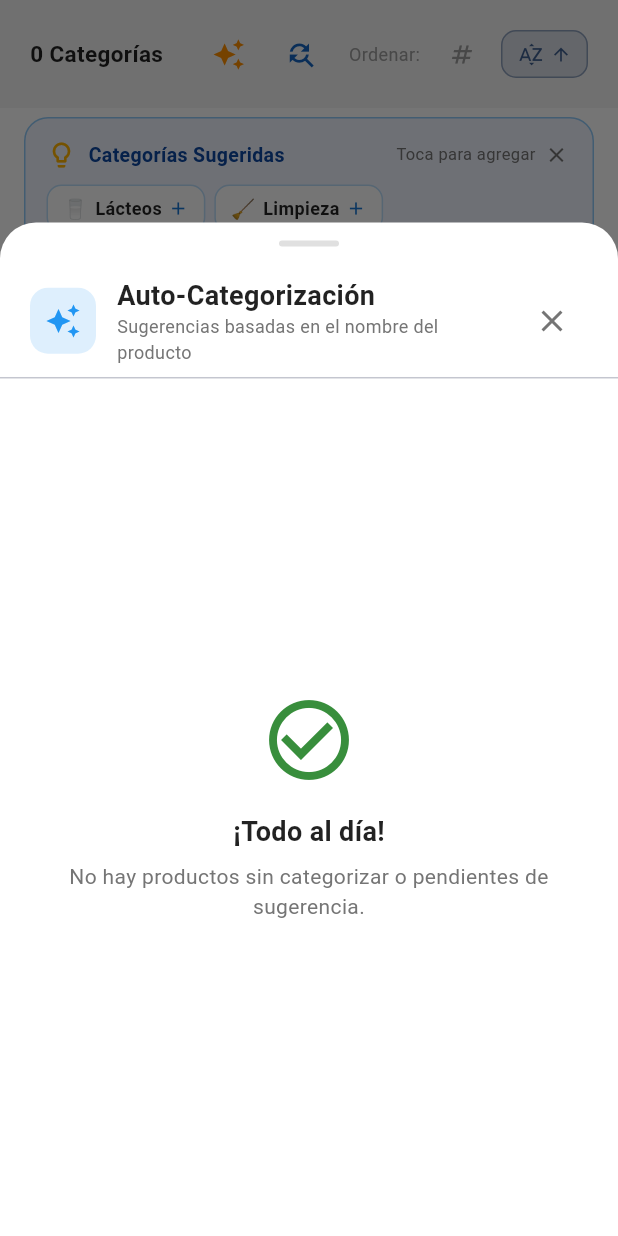
After one commit to jader00321/mochilalista-app, a Flutter app: the CategoriesTab screen opened directly, after a tap on the "auto awesome" icon, on a phone screen of 412 x 824 dp. The commit adds this screen. Run offline on Flutter 3.47's test engine with Material 3 defaults, Android fonts, the phone set to English and light mode, and no system bars; our stand-ins replace connectivity_plus, device_info_plus, file_picker, fl_chart, flutter_dotenv, flutter_local_notifications and 14 more; missing offline and left inert: blue_thermal_printer, gal, googleai_dart, mobile_scanner, multi_split_view, workmanager; accounts and stored records are empty.

Commit message:
feat(fase-5): servicio y modal de auto-categorizacion inteligente de productos (Tarea 5.3)

```diff
--- a/app_movil/lib/features/catalog/screens/tabs/categories_tab.dart
+++ b/app_movil/lib/features/catalog/screens/tabs/categories_tab.dart
@@ -9,6 +9,7 @@ import 'package:app_movil/core/widgets/sortable_toolbar.dart';
 import 'package:app_movil/core/widgets/custom_snackbar.dart';
 import 'package:app_movil/core/widgets/duplicate_warning_dialog.dart';
 import 'package:app_movil/core/widgets/duplicate_merge_modal.dart';
+import 'package:app_movil/features/catalog/widgets/auto_categorization_modal.dart';
 
 class CategoriesTab extends StatefulWidget {
   const CategoriesTab({super.key});
@@ -359,7 +360,22 @@ class _CategoriesTabState extends State<CategoriesTab> {
                 currentSort: provider.catSort,
                 isAscending: provider.catAsc,
                 onSortChanged: (type) => provider.sortCategories(type),
-                trailing: !isGuest ? IconButton(
+                trailing: !isGuest ? Row(
+                  mainAxisSize: MainAxisSize.min,
+                  children: [
+                    IconButton(
+                      icon: Icon(
+                        Icons.auto_awesome,
+                        color: isDark ? Colors.amber[300] : Colors.amber[800],
+                        size: 22,
+                      ),
+                      tooltip: 'Auto-categorizar Productos',
+                      onPressed: () => AutoCategorizationModal.show(
+                        context,
+                        isDark: isDark,
+                      ),
+                    ),
+                    IconButton(
                       icon: Icon(
                         Icons.find_replace,
                         color: isDark ? Colors.blue[300] : Colors.blue[800],
@@ -371,6 +387,8 @@ class _CategoriesTabState extends State<CategoriesTab> {
                         type: MergeEntityType.category,
                         isDark: isDark,
                       ),
+                    ),
+                  ],
                 ) : null,
               ),
 
--- /dev/null
+++ b/app_movil/lib/features/catalog/services/auto_categorization_service.dart
@@ -0,0 +1,193 @@
+import 'package:app_movil/core/database/local_db.dart';
+import 'package:app_movil/features/catalog/models/category_model.dart';
+import 'package:app_movil/features/catalog/providers/inventory_provider.dart';
+
+class ProductCategorySuggestion {
+  final int productId;
+  final String productName;
+  final String currentCategoryName;
+  final String suggestedCategoryName;
+  Category? matchedCategory;
+  bool selected;
+
+  ProductCategorySuggestion({
+    required this.productId,
+    required this.productName,
+    required this.currentCategoryName,
+    required this.suggestedCategoryName,
+    this.matchedCategory,
+    this.selected = true,
+  });
+}
+
+class AutoCategorizationService {
+  static const Map<String, List<String>> categoryKeywords = {
+    'Lácteos': [
+      'leche', 'yogur', 'yogurt', 'queso', 'mantequilla', 'manjar', 'crema de leche',
+      'gloria', 'laive', 'pura vida', 'bonle', 'danlac', 'ideal', 'condensada',
+    ],
+    'Limpieza': [
+      'detergente', 'lejia', 'lejía', 'jabon', 'jabón', 'lavavajilla', 'ayudin', 'ayudín',
+      'cloro', 'desinfectante', 'poett', 'suavizante', 'ariel', 'ace', 'bolivar', 'bolívar',
+      'sapolio', 'patito', 'clorox', 'esponja', 'fibra', 'trapeador', 'ambientador',
+    ],
+    'Cuidado Personal': [
+      'shampoo', 'champu', 'champú', 'acondicionador', 'desodorante', 'pasta dental',
+      'kolynos', 'colgate', 'toalla higienica', 'toalla higiénica', 'prestobarba',
+      'crema dental', 'nivea', 'rexona', 'pantene', 'sedal', 'head & shoulders',
+      'h&s', 'hys', 'protector', 'enjuague', 'algodon', 'algodón', 'papel higienico', 'papel higiénico',
+      'huggies', 'pampers', 'pañal', 'pañales', 'talco',
+    ],
+    'Golosinas y Snacks': [
+      'galleta', 'chocolate', 'caramelo', 'chupetin', 'chupetín', 'sublime', 'princesa',
+      'margarita', 'morocha', 'coronita', 'oreo', 'casino', 'chizitos', 'papas lays',
+      'lays', 'piqueo', 'doritos', 'wafer', 'cuacua', 'cua cua', 'doña pepa',
+      'chicle', 'bombom', 'marshmallow', 'gomitas', 'tentacion', 'tentación', 'snack',
+    ],
+    'Bebidas': [
+      'gaseosa', 'agua', 'jugo', 'rehidratante', 'nectar', 'néctar', 'inca kola',
+      'coca cola', 'fanta', 'sprite', 'san mateo', 'cielo', 'pulp', 'frugos',
+      'gatorade', 'sporade', 'cerveza', 'pisco', 'vino', 'energizante', 'volt',
+      'red bull', 'monster', 'san luis', 'aguafiel',
+    ],
+    'Útiles Escolares': [
+      'cuaderno', 'lapicero', 'lapiz', 'lápiz', 'borrador', 'tajador', 'regla',
+      'tijera', 'plumon', 'plumón', 'colores', 'cartulina', 'papel bond', 'goma',
+      'silicona', 'archivador', 'folder', 'fólder', 'cartuchera', 'plastilina',
+      'vinifan', 'standford', 'faber castell', 'pilot', 'artesco', 'atlas',
+      'compas', 'compás', 'tempera', 'témpera', 'resaltador', 'corrector',
+    ],
+    'Abarrotes y Despensa': [
+      'atun', 'atún', 'conserva', 'sardina', 'fideo', 'fideos', 'arroz', 'azucar',
+      'azúcar', 'aceite', 'sal', 'menestra', 'lenteja', 'frejol', 'fréjol',
+      'avena', 'salsa de tomate', 'don victorio', 'molitalia', 'primor', 'fanny',
+      'florida', 'dona victorio', 'costeño', 'paisana', 'quaker', 'maicena', 'vinagre',
+    ],
+    'Panadería': [
+      'pan', 'tostada', 'bizcocho', 'queque', 'chancay', 'paneton', 'panetón',
+      'bimbo', 'union', 'unión', 'kekito',
+    ],
+  };
+
+  /// Analiza el nombre de un producto y sugiere una categoría
+  static String? suggestCategoryName(String productName) {
+    if (productName.trim().isEmpty) return null;
+    final lower = productName.toLowerCase();
+
+    for (var entry in categoryKeywords.entries) {
+      for (var kw in entry.value) {
+        final regex = RegExp(r'\b' + RegExp.escape(kw) + r'\b', caseSensitive: false);
+        if (regex.hasMatch(lower) || lower.contains(kw)) {
+          return entry.key;
+        }
+      }
+    }
+    return null;
+  }
+
+  /// Empareja la categoría sugerida con las categorías existentes
+  static Category? matchExistingCategory(String suggestedCatName, List<Category> existing) {
+    final lowerSuggested = suggestedCatName.toLowerCase().trim();
+    for (var cat in existing) {
+      final catLower = cat.nombre.toLowerCase().trim();
+      if (catLower == lowerSuggested ||
+          catLower.contains(lowerSuggested) ||
+          lowerSuggested.contains(catLower)) {
+        return cat;
+      }
+    }
+    return null;
+  }
+
+  /// Obtiene los productos con sugerencias inteligentes para un negocio
+  static Future<List<ProductCategorySuggestion>> getSuggestionsForBusiness(
+    int negocioId,
+    List<Category> existingCategories,
+  ) async {
+    final db = await LocalDatabase.instance.database;
+    final rows = await db.rawQuery('''
+      SELECT p.id, p.nombre, p.categoria_id, c.nombre as categoria_actual
+      FROM productos p
+      LEFT JOIN categorias c ON p.categoria_id = c.id
+      WHERE p.negocio_id = ?
+      ORDER BY p.nombre ASC
+    ''', [negocioId]);
+
+    final List<ProductCategorySuggestion> suggestions = [];
+
+    for (var row in rows) {
+      final pId = row['id'] as int;
+      final pName = row['nombre'] as String;
+      final currentCatName = row['categoria_actual'] as String?;
+
+      final suggestedCatName = suggestCategoryName(pName);
+      if (suggestedCatName != null) {
+        final isDifferent = currentCatName == null ||
+            currentCatName.toLowerCase().trim() != suggestedCatName.toLowerCase().trim();
+
+        if (isDifferent) {
+          final matchedCat = matchExistingCategory(suggestedCatName, existingCategories);
+          suggestions.add(ProductCategorySuggestion(
+            productId: pId,
+            productName: pName,
+            currentCategoryName: currentCatName ?? 'Sin categoría',
+            suggestedCategoryName: suggestedCatName,
+            matchedCategory: matchedCat,
+          ));
+        }
+      }
+    }
+
+    return suggestions;
+  }
+
+  /// Aplica las sugerencias seleccionadas. Crea categorías que no existan si es necesario.
+  static Future<int> applySuggestions(
+    List<ProductCategorySuggestion> approvedSuggestions,
+    InventoryProvider provider,
+  ) async {
+    if (approvedSuggestions.isEmpty) return 0;
+    final db = await LocalDatabase.instance.database;
+    int updatedCount = 0;
+
+    // 1. Asegurar que todas las categorías sugeridas existan
+    final Map<String, int> categoryNameToId = {};
+    for (var cat in provider.categories) {
+      categoryNameToId[cat.nombre.toLowerCase().trim()] = cat.id;
+    }
+
+    for (var s in approvedSuggestions) {
+      if (!s.selected) continue;
+      final key = s.suggestedCategoryName.toLowerCase().trim();
+      if (!categoryNameToId.containsKey(key)) {
+        final newId = await provider.createCategory(s.suggestedCategoryName);
+        if (newId != null) {
+          categoryNameToId[key] = newId;
+        }
+      }
+    }
+
+    // 2. Aplicar la actualización en la BD
+    await db.transaction((txn) async {
+      for (var s in approvedSuggestions) {
+        if (!s.selected) continue;
+        final key = s.suggestedCategoryName.toLowerCase().trim();
+        final targetCatId = categoryNameToId[key] ?? s.matchedCategory?.id;
+        if (targetCatId != null) {
+          await txn.update(
+            'productos',
+            {'categoria_id': targetCatId},
+            where: 'id = ?',
+            whereArgs: [s.productId],
+          );
+          updatedCount++;
+        }
+      }
+    });
+
+    // 3. Recargar inventario para reflejar cambios
+    await provider.loadInventory(reset: true);
+
+    return updatedCount;
+  }
+}
--- /dev/null
+++ b/app_movil/lib/features/catalog/widgets/auto_categorization_modal.dart
@@ -0,0 +1,355 @@
+import 'package:flutter/material.dart';
+import 'package:provider/provider.dart';
+import 'package:app_movil/core/providers/auth_provider.dart';
+import 'package:app_movil/features/catalog/providers/inventory_provider.dart';
+import 'package:app_movil/features/catalog/services/auto_categorization_service.dart';
+import 'package:app_movil/core/widgets/custom_snackbar.dart';
+
+class AutoCategorizationModal extends StatefulWidget {
+  final bool isDark;
+
+  const AutoCategorizationModal({super.key, required this.isDark});
+
+  static Future<void> show(BuildContext context, {required bool isDark}) {
+    return showModalBottomSheet(
+      context: context,
+      isScrollControlled: true,
+      backgroundColor: Colors.transparent,
+      builder: (_) => AutoCategorizationModal(isDark: isDark),
+    );
+  }
+
+  @override
+  State<AutoCategorizationModal> createState() => _AutoCategorizationModalState();
+}
+
+class _AutoCategorizationModalState extends State<AutoCategorizationModal> {
+  bool _isLoading = true;
+  bool _isSaving = false;
+  List<ProductCategorySuggestion> _suggestions = [];
+
+  @override
+  void initState() {
+    super.initState();
+    _loadSuggestions();
+  }
+
+  Future<void> _loadSuggestions() async {
+    final auth = Provider.of<AuthProvider>(context, listen: false);
+    final invProv = Provider.of<InventoryProvider>(context, listen: false);
+    final businessId = auth.activeBusinessId;
+
+    if (businessId == null) {
+      if (mounted) setState(() => _isLoading = false);
+      return;
+    }
+
+    final results = await AutoCategorizationService.getSuggestionsForBusiness(
+      businessId,
+      invProv.categories,
+    );
+
+    if (mounted) {
+      setState(() {
+        _suggestions = results;
+        _isLoading = false;
+      });
+    }
+  }
+
+  Future<void> _apply() async {
+    final selected = _suggestions.where((s) => s.selected).toList();
+    if (selected.isEmpty) return;
+
+    setState(() => _isSaving = true);
+    final invProv = Provider.of<InventoryProvider>(context, listen: false);
+
+    final count = await AutoCategorizationService.applySuggestions(
+      selected,
+      invProv,
+    );
+
+    if (mounted) {
+      Navigator.pop(context);
+      CustomSnackBar.show(
+        context,
+        message: "¡Listo! Se categorizaron $count productos exitosamente.",
+        isError: false,
+      );
+    }
+  }
+
+  @override
+  Widget build(BuildContext context) {
+    final textColor = widget.isDark ? Colors.white : Colors.black87;
+    final cardBg = widget.isDark ? const Color(0xFF1E2235) : Colors.white;
+    final selectedCount = _suggestions.where((s) => s.selected).length;
+
+    return Container(
+      height: MediaQuery.of(context).size.height * 0.82,
+      decoration: BoxDecoration(
+        color: cardBg,
+        borderRadius: const BorderRadius.vertical(top: Radius.circular(24)),
+      ),
+      child: Column(
+        children: [
+          // Drag handle
+          Container(
+            width: 40,
+            height: 4,
+            margin: const EdgeInsets.symmetric(vertical: 12),
+            decoration: BoxDecoration(
+              color: widget.isDark ? Colors.white24 : Colors.grey[300],
+              borderRadius: BorderRadius.circular(2),
+            ),
+          ),
+
+          // Header
+          Padding(
+            padding: const EdgeInsets.symmetric(horizontal: 20, vertical: 8),
+            child: Row(
+              children: [
+                Container(
+                  padding: const EdgeInsets.all(10),
+                  decoration: BoxDecoration(
+                    color: Colors.blue.withValues(alpha: 0.15),
+                    borderRadius: BorderRadius.circular(12),
+                  ),
+                  child: const Icon(Icons.auto_awesome, color: Colors.blue, size: 24),
+                ),
+                const SizedBox(width: 14),
+                Expanded(
+                  child: Column(
+                    crossAxisAlignment: CrossAxisAlignment.start,
+                    children: [
+                      Text(
+                        "Auto-Categorización",
+                        style: TextStyle(
+                          fontSize: 18,
+                          fontWeight: FontWeight.bold,
+                          color: textColor,
+                        ),
+                      ),
+                      Text(
+                        "Sugerencias basadas en el nombre del producto",
+                        style: TextStyle(
+                          fontSize: 12,
+                          color: widget.isDark ? Colors.grey[400] : Colors.grey[600],
+                        ),
+                      ),
+                    ],
+                  ),
+                ),
+                IconButton(
+                  icon: const Icon(Icons.close),
+                  onPressed: () => Navigator.pop(context),
+                  color: widget.isDark ? Colors.grey[400] : Colors.grey[600],
+                ),
+              ],
+            ),
+          ),
+
+          const Divider(height: 1),
+
+          // Content
+          Expanded(
+            child: _isLoading
+                ? const Center(child: CircularProgressIndicator())
+                : _suggestions.isEmpty
+                    ? Center(
+                        child: Padding(
+                          padding: const EdgeInsets.all(32),
+                          child: Column(
+                            mainAxisSize: MainAxisSize.min,
+                            children: [
+                              Icon(
+                                Icons.check_circle_outline,
+                                size: 64,
+                                color: widget.isDark ? Colors.green[400] : Colors.green[700],
+                              ),
+                              const SizedBox(height: 16),
+                              Text(
+                                "¡Todo al día!",
+                                style: TextStyle(
+                                  fontSize: 18,
+                                  fontWeight: FontWeight.bold,
+                                  color: textColor,
+                                ),
+                              ),
+                              const SizedBox(height: 8),
+                              Text(
+                                "No hay productos sin categorizar o pendientes de sugerencia.",
+                                textAlign: TextAlign.center,
+                                style: TextStyle(
+                                  color: widget.isDark ? Colors.grey[400] : Colors.grey[600],
+                                  fontSize: 14,
+                                ),
+                              ),
+                            ],
+                          ),
+                        ),
+                      )
+                    : Column(
+                        children: [
+                          // Select all bar
+                          Padding(
+                            padding: const EdgeInsets.symmetric(horizontal: 20, vertical: 8),
+                            child: Row(
+                              children: [
+                                Text(
+                                  "${_suggestions.length} productos identificados",
+                                  style: TextStyle(
+                                    fontWeight: FontWeight.bold,
+                                    fontSize: 13,
+                                    color: widget.isDark ? Colors.grey[300] : Colors.grey[700],
+                                  ),
+                                ),
+                                const Spacer(),
+                                TextButton(
+                                  onPressed: () {
+                                    final allSelected = _suggestions.every((s) => s.selected);
+                                    setState(() {
+                                      for (var s in _suggestions) {
+                                        s.selected = !allSelected;
+                                      }
+                                    });
+                                  },
+                                  child: Text(
+                                    _suggestions.every((s) => s.selected)
+                                        ? "Deseleccionar todos"
+                                        : "Seleccionar todos",
+                                    style: const TextStyle(fontSize: 12),
+                                  ),
+                                ),
+                              ],
+                            ),
+                          ),
+
+                          // List
+                          Expanded(
+                            child: ListView.separated(
+                              padding: const EdgeInsets.symmetric(horizontal: 16, vertical: 4),
+                              itemCount: _suggestions.length,
+                              separatorBuilder: (_, __) => const SizedBox(height: 8),
+                              itemBuilder: (ctx, i) {
+                                final s = _suggestions[i];
+                                return InkWell(
+                                  borderRadius: BorderRadius.circular(12),
+                                  onTap: () => setState(() => s.selected = !s.selected),
+                                  child: Container(
+                                    padding: const EdgeInsets.symmetric(horizontal: 12, vertical: 10),
+                                    decoration: BoxDecoration(
+                                      color: widget.isDark
+                                          ? (s.selected ? Colors.blue.withValues(alpha: 0.12) : const Color(0xFF14141C))
+                                          : (s.selected ? Colors.blue[50] : Colors.grey[50]),
+                                      borderRadius: BorderRadius.circular(12),
+                                      border: Border.all(
+                                        color: s.selected
+                                            ? (widget.isDark ? Colors.blue.withValues(alpha: 0.4) : Colors.blue.shade300)
+                                            : (widget.isDark ? Colors.white10 : Colors.grey.shade200),
+                                      ),
+                                    ),
+                                    child: Row(
+                                      children: [
+                                        Checkbox(
+                                          value: s.selected,
+                                          activeColor: Colors.blue,
+                                          onChanged: (v) => setState(() => s.selected = v ?? false),
+                                        ),
+                                        const SizedBox(width: 6),
+                                        Expanded(
+                                          child: Column(
+                                            crossAxisAlignment: CrossAxisAlignment.start,
+                                            children: [
+                                              Text(
+                                                s.productName,
+                                                style: TextStyle(
+                                                  fontWeight: FontWeight.bold,
+                                                  fontSize: 14,
+                                                  color: textColor,
+                                                ),
+                                              ),
+                                              const SizedBox(height: 4),
+                                              Row(
+                                                children: [
+                                                  Text(
+                                                    s.currentCategoryName,
+                                                    style: TextStyle(
+                                                      fontSize: 11,
+                                                      color: widget.isDark ? Colors.grey[400] : Colors.grey[600],
+                                                      decoration: TextDecoration.lineThrough,
+                                                    ),
+                                                  ),
+                                                  const SizedBox(width: 6),
+                                                  Icon(
+                                                    Icons.arrow_forward,
+                                                    size: 12,
+                                                    color: widget.isDark ? Colors.blue[300] : Colors.blue[800],
+                                                  ),
+                                                  const SizedBox(width: 6),
+                                                  Container(
+                                                    padding: const EdgeInsets.symmetric(horizontal: 6, vertical: 2),
+                                                    decoration: BoxDecoration(
+                                                      color: Colors.green.withValues(alpha: 0.15),
+                                                      borderRadius: BorderRadius.circular(6),
+                                                    ),
+                                                    child: Text(
+                                                      s.suggestedCategoryName,
+                                                      style: TextStyle(
+                                                        fontSize: 11,
+                                                        fontWeight: FontWeight.bold,
+                                                        color: widget.isDark ? Colors.green[300] : Colors.green[800],
+                                                      ),
+                                                    ),
+                                                  ),
+                                                ],
+                                              ),
+                                            ],
+                                          ),
+                                        ),
+                                      ],
+                                    ),
+                                  ),
+                                );
+                              },
+                            ),
+                          ),
+                        ],
+                      ),
+          ),
+
+          // Bottom action button
+          if (_suggestions.isNotEmpty)
+            Padding(
+              padding: const EdgeInsets.fromLTRB(20, 10, 20, 20),
+              child: SizedBox(
+                width: double.infinity,
+                height: 50,
+                child: ElevatedButton.icon(
+                  onPressed: (_isSaving || selectedCount == 0) ? null : _apply,
+                  icon: _isSaving
+                      ? const SizedBox(
+                          width: 18,
+                          height: 18,
+                          child: CircularProgressIndicator(strokeWidth: 2, color: Colors.white),
+                        )
+                      : const Icon(Icons.check, size: 20),
+                  label: Text(
+                    _isSaving
+                        ? "Aplicando..."
+                        : "Aplicar a $selectedCount producto(s)",
+                    style: const TextStyle(fontWeight: FontWeight.bold, fontSize: 15),
+                  ),
+                  style: ElevatedButton.styleFrom(
+                    backgroundColor: widget.isDark ? Colors.blue[400] : Colors.blue[800],
+                    foregroundColor: Colors.white,
+                    shape: RoundedRectangleBorder(borderRadius: BorderRadius.circular(14)),
+                  ),
+                ),
+              ),
+            ),
+        ],
+      ),
+    );
+  }
+}
```
Also changed, not shown: app_movil/lib/features/catalog/screens/tabs/products_tab.dart (+17 -1 lines). Lines whose indentation alone changed are shown as unchanged.
